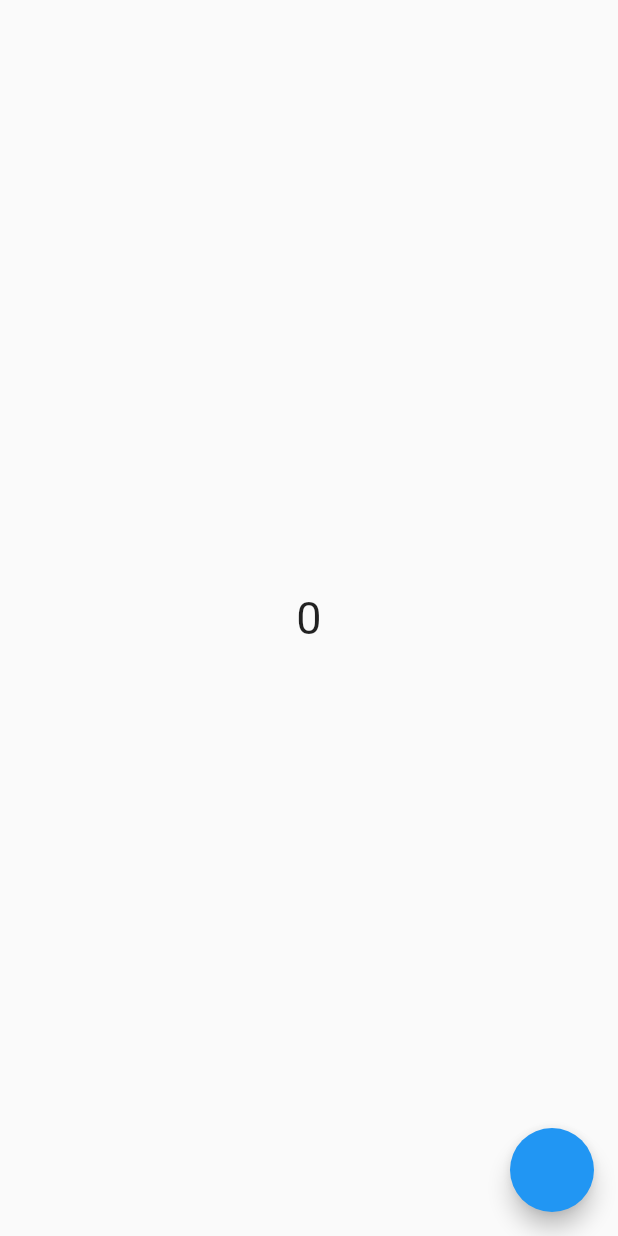
After one commit to krisnachy/flutter_getx, a Flutter app: the DependencyPage screen opened by its route, on a phone screen of 412 x 824 dp. The commit adds this screen. Run offline on Flutter 3.47's test engine with Material 2 defaults, Android fonts, the phone set to English and light mode, and no system bars; our stand-ins replace get.

Commit message:
add dependency

```diff
--- a/lib/main.dart
+++ b/lib/main.dart
@@ -1,4 +1,5 @@
 import 'package:flutter/material.dart';
+import 'package:flutter_getx/pages/dependency.dart';
 import 'package:flutter_getx/pages/detail.dart';
 import 'package:flutter_getx/pages/home.dart';
 import 'package:flutter_getx/pages/product.dart';
@@ -19,6 +20,7 @@ class MyApp extends StatelessWidget {
         GetPage(name: '/', page: () => const HomePage()),
         GetPage(name: '/product', page: () => const ProductPage()),
         GetPage(name: '/product/:id?', page: () => const DetailPage()),
+        GetPage(name: '/depend', page: () => DependencyPage()),
       ],
     );
   }
--- /dev/null
+++ b/lib/pages/dependency.dart
@@ -0,0 +1,35 @@
+import 'package:flutter/material.dart';
+import 'package:get/get.dart';
+
+class DependencyPage extends StatelessWidget {
+  DependencyPage({Key? key}) : super(key: key);
+
+  final myCon = Get.put(MyController());
+
+  /*
+  Jika put diletakkan di main, maka tinggal menggunakan
+  final MyController myC = Get.find();
+  */
+
+  @override
+  Widget build(BuildContext context) {
+    return Scaffold(
+      body: Center(
+          child: Obx(() => Text(
+                '${myCon.count}',
+                style: const TextStyle(
+                  fontSize: 30,
+                ),
+              ))),
+      floatingActionButton: FloatingActionButton(onPressed: () {
+        myCon.add();
+      }),
+    );
+  }
+}
+
+class MyController extends GetxController {
+  var count = 0.obs;
+
+  void add() => count++;
+}
```
